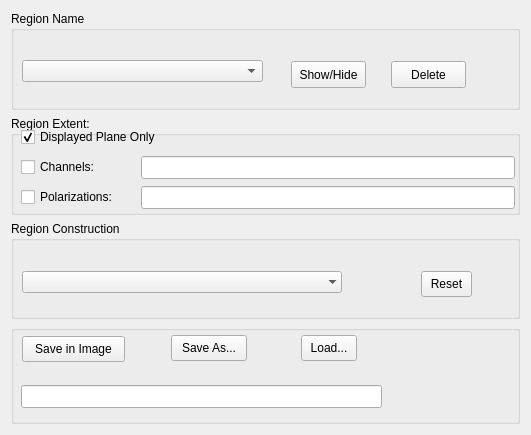
This is code/display/implement/QtViewer/QtRegionMgr.ui in radio-astro/casa as Qt 5 draws it before an edit. The edited form follows.
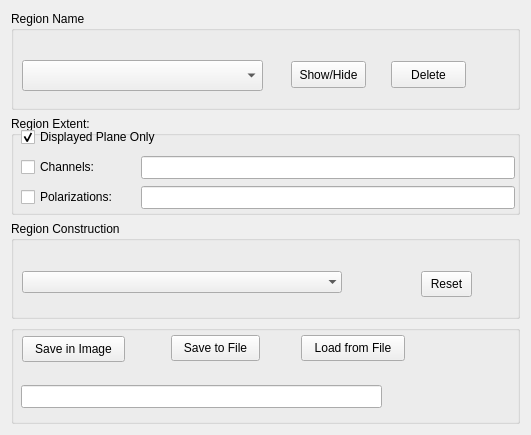
This is the edited form.

```diff
--- a/code/display/implement/QtViewer/QtRegionMgr.ui
+++ b/code/display/implement/QtViewer/QtRegionMgr.ui
@@ -31,7 +31,7 @@
         <x>11</x>
         <y>49</y>
         <width>241</width>
-        <height>22</height>
+        <height>31</height>
        </rect>
       </property>
       <property name="toolTip" >
@@ -205,7 +205,7 @@
        <rect>
         <x>290</x>
         <y>10</y>
-        <width>56</width>
+        <width>104</width>
         <height>26</height>
        </rect>
       </property>
@@ -213,7 +213,7 @@
        <string>load an AipsBox or ds9 region format file </string>
       </property>
       <property name="text" >
-       <string>Load...</string>
+       <string>Load from File</string>
       </property>
      </widget>
      <widget class="QToolButton" name="saveRGNFile" >
@@ -221,7 +221,7 @@
        <rect>
         <x>160</x>
         <y>10</y>
-        <width>76</width>
+        <width>89</width>
         <height>26</height>
        </rect>
       </property>
@@ -229,7 +229,7 @@
        <string>save in an external file '.rgn'. Will be deprecated</string>
       </property>
       <property name="text" >
-       <string>Save As...</string>
+       <string>Save to File</string>
       </property>
      </widget>
      <widget class="QToolButton" name="saveInImage" >
```
Left out of the diff: 22 changed lines with no effect on the pictures.
